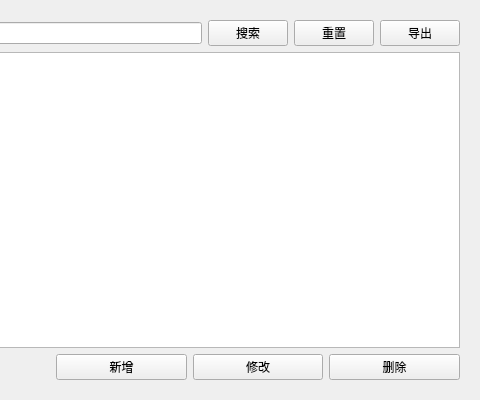
Above: CampusEventClient/adminview.ui from liuxing122119/CampusEventSign before the change; both pictures show x 570 to 1050 and y 0 to 400 of the 1050 by 400 pixel window. Below: the same form after it.
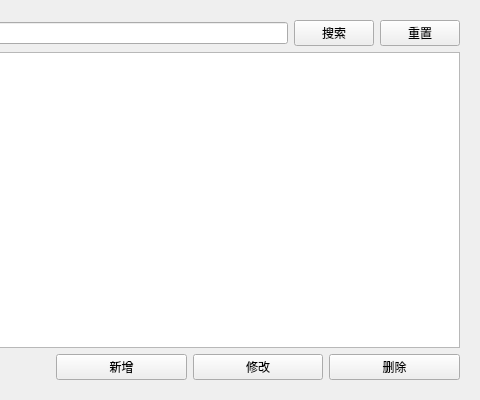
That is the form after the change. The open tabs and pages were chosen to show the change.

```diff
--- a/CampusEventClient/adminview.ui
+++ b/CampusEventClient/adminview.ui
@@ -349,13 +349,6 @@
              </property>
             </widget>
            </item>
-           <item>
-            <widget class="QPushButton" name="exportButton">
-             <property name="text">
-              <string>导出</string>
-             </property>
-            </widget>
-           </item>
           </layout>
          </item>
          <item>
```
Left out of the diff: 2 changed lines with no effect on the pictures.
